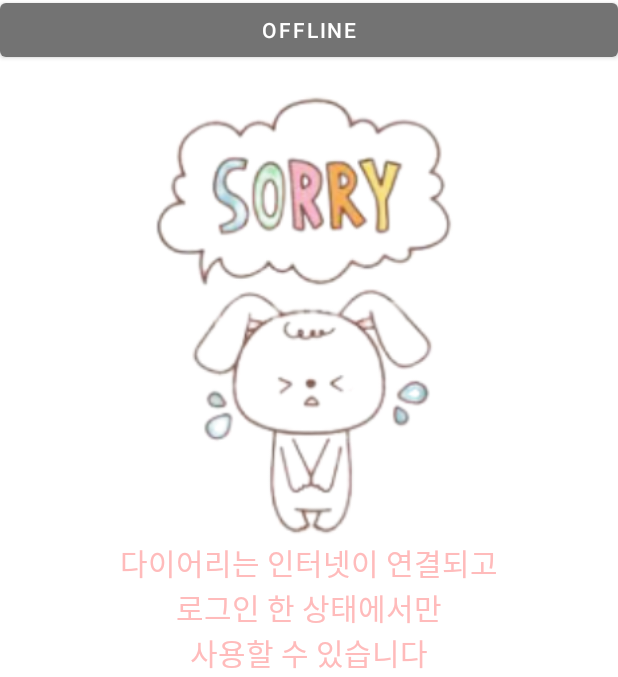
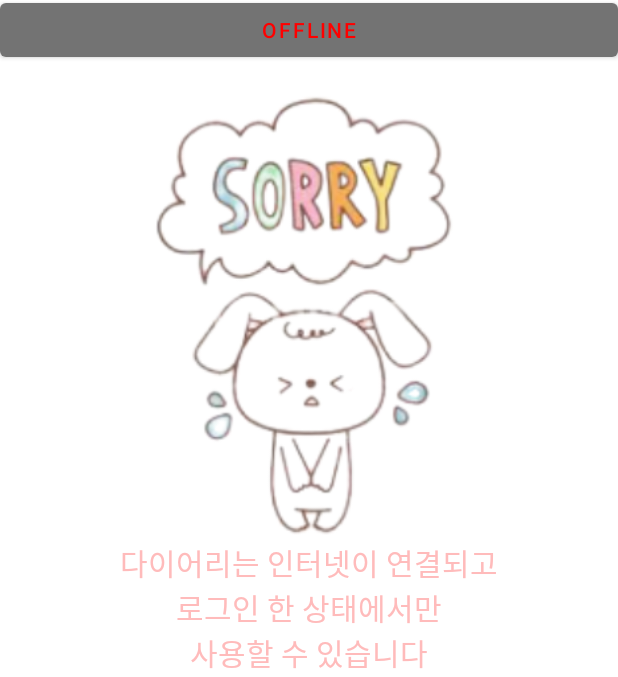
Before and after one commit to SunghyunKimKAIST/Madcamp2, an Android app: the screen it shows after launch (MainActivity), tab 3 chosen, on a phone screen of 412 x 824 dp, the part 180-857 px from its top. Run offline under Robolectric (Android 15) with nearby library versions, the phone set to English and light mode, and no system bars; libraries missing offline, so code that uses them is left out: com.facebook, com.facebook.login; 3 statements that could not run were skipped.

Commit message:
final commit (bug fix)

```diff
--- a/Madcamp1st/app/src/main/res/layout/activity_main.xml
+++ b/Madcamp1st/app/src/main/res/layout/activity_main.xml
@@ -17,7 +17,8 @@
         android:layout_width="match_parent"
         android:layout_height="wrap_content"
         android:text="Offline"
-        android:onClick="reconnectToInternet"/>
+        android:onClick="reconnectToInternet"
+        android:textColor="#ff0000"/>
 
     <androidx.viewpager2.widget.ViewPager2
         android:id="@+id/viewPager_main"
--- a/Madcamp1st/app/src/main/res/layout/fragment_diary.xml
+++ b/Madcamp1st/app/src/main/res/layout/fragment_diary.xml
@@ -5,6 +5,10 @@
     android:layout_height="match_parent"
     android:layout_width="match_parent"
     tools:context=".diary.Fragment_Diary">
+
+    <RelativeLayout
+        android:layout_width="match_parent"
+        android:layout_height="match_parent" >
 
         <LinearLayout
             android:layout_width="match_parent"
@@ -16,8 +20,7 @@
                 android:id="@+id/diary_calendar"
                 android:layout_width="wrap_content"
                 android:layout_height="wrap_content"
-            android:layout_gravity="center"
-            />
+                android:layout_gravity="center" />
 
             <TextView
                 android:id="@+id/star_info"
@@ -25,8 +28,7 @@
                 android:layout_height="wrap_content"
                 android:textSize="20dp"
                 android:gravity="center"
-            android:text="Average Rating"
-            />
+                android:text="Average Rating" />
 
             <RatingBar
                 android:id="@+id/average_rating"
@@ -37,8 +39,7 @@
                 android:progressBackgroundTint="#BCBCB8"
                 android:progressTint="#F2D230"
                 android:secondaryProgressTint="#F2C335"
-            android:visibility="invisible"
-            />
+                android:visibility="invisible" />
 
             <TextView
                 android:layout_marginTop="5dp"
@@ -46,12 +47,9 @@
                 android:layout_height="wrap_content"
                 android:textSize="25dp"
                 android:gravity="center"
-            android:id="@+id/content_view"
-            />
+                android:id="@+id/content_view" />
 
-        <RelativeLayout
-            android:layout_width="match_parent"
-            android:layout_height="match_parent" >
+        </LinearLayout>
 
         <com.google.android.material.floatingactionbutton.FloatingActionButton
             android:id="@+id/add_diary"
@@ -62,11 +60,9 @@
             android:layout_marginEnd="10dp"
             android:layout_marginBottom="10dp"
             android:clickable="true"
-                android:src="@android:drawable/ic_input_add" />
+            android:src="@android:drawable/ic_input_add"/>
 
     </RelativeLayout>
-
-    </LinearLayout>
 
     <LinearLayout
         android:id="@+id/reject_images_diary"
--- a/Madcamp1st/app/src/main/res/layout/fragment_images.xml
+++ b/Madcamp1st/app/src/main/res/layout/fragment_images.xml
@@ -11,7 +11,6 @@
         android:layout_height="match_parent" />
 
     <com.google.android.material.floatingactionbutton.FloatingActionButton
-        xmlns:app="http://schemas.android.com/apk/res-auto"
         android:id="@+id/button_get_image"
         android:layout_width="78dp"
         android:layout_height="78dp"
--- a/Madcamp1st/app/src/main/res/menu/delete_menu.xml
+++ b/Madcamp1st/app/src/main/res/menu/delete_menu.xml
@@ -5,7 +5,7 @@
 
     <item
         android:id="@+id/delete"
-        android:icon="@drawable/icon_android"
+        android:icon="@android:drawable/ic_menu_delete"
         android:title="Delete"
         app:showAsAction="always|withText"/>
 
```
Also changed, not shown: Madcamp1st/app/src/main/java/com/example/madcamp1st/MainActivity.java (+10 -2 lines), Madcamp1st/app/src/main/java/com/example/madcamp1st/diary/Fragment_Diary.java (+11 -7 lines), 2 other files. Lines whose indentation alone changed are shown as unchanged.
